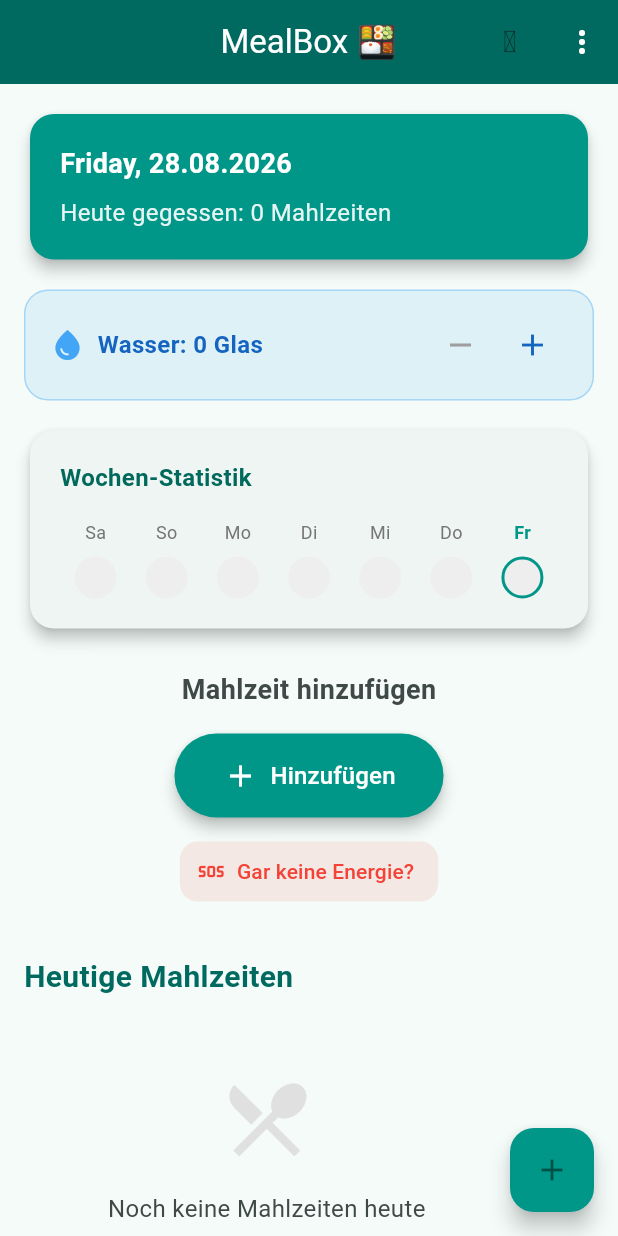
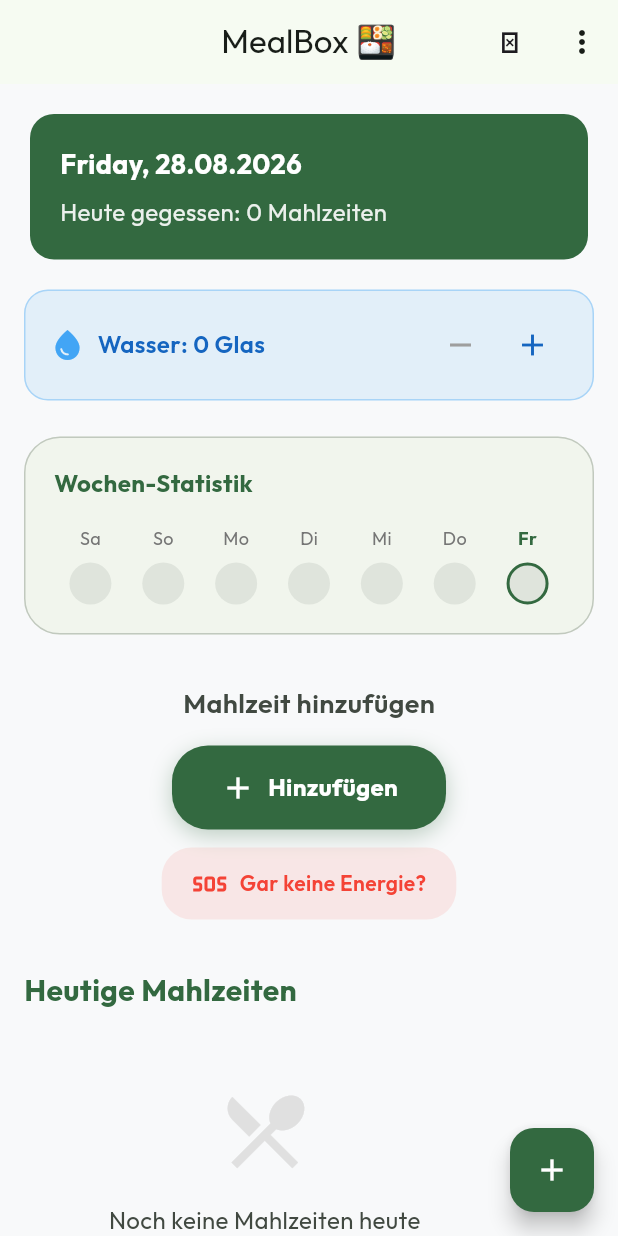
Before and after one commit to Addereum/mealBox, a Flutter app: the screen it shows after launch, on a phone screen of 412 x 824 dp. Run offline on Flutter 3.47's test engine with Material 3 defaults, Android fonts, the light colour scheme and no system bars; drawn by our look-alikes of dynamic_color; our stand-ins replace confetti, csv, file_picker, flutter_local_notifications, google_fonts, hive and 6 more; missing offline and left inert: home_widget; accounts and stored records are empty.

Commit message:
style: Apply Anti-Slop Redesign

```diff
--- a/lib/app/mealbox_app.dart
+++ b/lib/app/mealbox_app.dart
@@ -1,4 +1,5 @@
 import 'package:flutter/material.dart';
+import 'package:google_fonts/google_fonts.dart';
 import 'package:dynamic_color/dynamic_color.dart';
 import '../screens/home_screen.dart';
 import '../services/settings_service.dart';
@@ -6,7 +7,7 @@
 class MealBoxApp extends StatelessWidget {
   const MealBoxApp({Key? key}) : super(key: key);
 
-  static const Color defaultSeedColor = Colors.teal;
+  static const Color defaultSeedColor = Color(0xFF7A9E7E); // Sage Green
 
   @override
   Widget build(BuildContext context) {
@@ -33,26 +34,55 @@
               );
             }
 
+            final baseLightTextTheme = GoogleFonts.outfitTextTheme(ThemeData.light().textTheme);
+            final baseDarkTextTheme = GoogleFonts.outfitTextTheme(ThemeData.dark().textTheme);
+
             return MaterialApp(
               title: 'MealBox',
               theme: ThemeData(
                 useMaterial3: true,
                 colorScheme: lightColorScheme,
+                textTheme: baseLightTextTheme,
+                scaffoldBackgroundColor: const Color(0xFFF8F9FA), // Off-white
                 appBarTheme: AppBarTheme(
                   centerTitle: true,
-                  elevation: 2,
-                  backgroundColor: lightColorScheme.primary,
-                  foregroundColor: lightColorScheme.onPrimary,
+                  elevation: 0, // Flat design, depth through layout
+                  backgroundColor: lightColorScheme.surface,
+                  foregroundColor: lightColorScheme.onSurface,
+                ),
+                cardTheme: CardTheme(
+                  elevation: 0, // No default shadow
+                  shape: RoundedRectangleBorder(
+                    borderRadius: BorderRadius.circular(24),
+                    side: BorderSide(color: lightColorScheme.outlineVariant, width: 1),
+                  ),
+                ),
+                dialogTheme: DialogTheme(
+                  shape: RoundedRectangleBorder(borderRadius: BorderRadius.circular(28)),
                 ),
               ),
               darkTheme: ThemeData(
                 useMaterial3: true,
                 colorScheme: darkColorScheme,
+                textTheme: baseDarkTextTheme,
+                scaffoldBackgroundColor: const Color(0xFF121212), // Premium off-black
                 appBarTheme: AppBarTheme(
                   centerTitle: true,
-                  elevation: 2,
-                  backgroundColor: darkColorScheme.primary,
-                  foregroundColor: darkColorScheme.onPrimary,
+                  elevation: 0,
+                  backgroundColor: const Color(0xFF121212),
+                  foregroundColor: darkColorScheme.onSurface,
+                ),
+                cardTheme: CardTheme(
+                  elevation: 0, // Tinted shadows will be applied manually if needed
+                  color: const Color(0xFF1E1E1E),
+                  shape: RoundedRectangleBorder(
+                    borderRadius: BorderRadius.circular(24),
+                    side: const BorderSide(color: Color(0xFF2C2C2C), width: 1),
+                  ),
+                ),
+                dialogTheme: DialogTheme(
+                  backgroundColor: const Color(0xFF1E1E1E),
+                  shape: RoundedRectangleBorder(borderRadius: BorderRadius.circular(28)),
                 ),
               ),
               themeMode: settings.themeMode,
--- a/lib/screens/home_screen.dart
+++ b/lib/screens/home_screen.dart
@@ -10,6 +10,7 @@
 import '../widgets/meal_list_tile.dart';
 import '../widgets/delete_confirmation_dialog.dart';
 import '../widgets/weekly_stats_widget.dart';
+import '../widgets/bouncing_button.dart';
 import 'history_screen.dart';
 import 'settings_screen.dart';
 import 'safe_foods_screen.dart';
@@ -82,7 +83,7 @@
     ScaffoldMessenger.of(context).showSnackBar(
       SnackBar(
         content: Text('Meal added ✅'),
-        backgroundColor: Colors.teal,
+        backgroundColor: Theme.of(context).colorScheme.primary,
         behavior: SnackBarBehavior.floating,
         shape: RoundedRectangleBorder(borderRadius: BorderRadius.circular(10)),
       ),
@@ -141,7 +142,7 @@
     ScaffoldMessenger.of(context).showSnackBar(
       SnackBar(
         content: Text(message),
-        backgroundColor: Colors.teal,
+        backgroundColor: Theme.of(context).colorScheme.primary,
         behavior: SnackBarBehavior.floating,
         shape: RoundedRectangleBorder(borderRadius: BorderRadius.circular(10)),
       ),
@@ -300,8 +301,8 @@
                       children: [
                         // Header
                         Card(
-                          color: Colors.teal,
-                          elevation: 4,
+                          color: Theme.of(context).colorScheme.primary,
+                          elevation: 0,
                           shape: RoundedRectangleBorder(
                             borderRadius: BorderRadius.circular(16),
                           ),
@@ -429,40 +430,54 @@
                                 ),
                               ),
                               SizedBox(height: 16),
-                              ElevatedButton(
-                                onPressed: _showMealDialog,
-                                style: ElevatedButton.styleFrom(
-                                  backgroundColor: Colors.teal,
-                                  foregroundColor: Colors.white,
+                              BouncingButton(
+                                onTap: _showMealDialog,
+                                child: Container(
                                   padding: EdgeInsets.symmetric(horizontal: 32, vertical: 16),
-                                  shape: RoundedRectangleBorder(
-                                    borderRadius: BorderRadius.circular(50),
+                                  decoration: BoxDecoration(
+                                    color: Theme.of(context).colorScheme.primary,
+                                    borderRadius: BorderRadius.circular(24),
+                                    boxShadow: [
+                                      BoxShadow(
+                                        color: Theme.of(context).colorScheme.primary.withOpacity(0.3),
+                                        blurRadius: 12,
+                                        offset: Offset(0, 4),
                                       ),
-                                  elevation: 4,
+                                    ],
                                   ),
                                   child: Row(
                                     mainAxisSize: MainAxisSize.min,
                                     children: [
-                                    Icon(Icons.add, size: 24),
+                                      Icon(Icons.add, size: 24, color: Theme.of(context).colorScheme.onPrimary),
                                       SizedBox(width: 8),
                                       Text(
                                         'Hinzufügen',
-                                      style: TextStyle(fontSize: 16),
+                                        style: TextStyle(fontSize: 16, color: Theme.of(context).colorScheme.onPrimary, fontWeight: FontWeight.bold),
                                       ),
                                     ],
                                   ),
                                 ),
+                              ),
                               SizedBox(height: 12),
-                              TextButton.icon(
-                                onPressed: _triggerSOS,
-                                icon: Icon(Icons.sos, color: Colors.red),
-                                label: Text(
+                              BouncingButton(
+                                onTap: _triggerSOS,
+                                child: Container(
+                                  padding: EdgeInsets.symmetric(horizontal: 20, vertical: 12),
+                                  decoration: BoxDecoration(
+                                    color: Colors.red.withOpacity(0.1),
+                                    borderRadius: BorderRadius.circular(20),
+                                  ),
+                                  child: Row(
+                                    mainAxisSize: MainAxisSize.min,
+                                    children: [
+                                      Icon(Icons.sos, color: Colors.red),
+                                      SizedBox(width: 8),
+                                      Text(
                                         'Gar keine Energie?',
-                                  style: TextStyle(color: Colors.red),
+                                        style: TextStyle(color: Colors.red, fontWeight: FontWeight.w600),
                                       ),
-                                style: TextButton.styleFrom(
-                                  backgroundColor: Colors.red.withOpacity(0.1),
-                                  shape: RoundedRectangleBorder(borderRadius: BorderRadius.circular(12)),
+                                    ],
+                                  ),
                                 ),
                               ),
                             ],
@@ -544,8 +559,8 @@
           ),
           floatingActionButton: FloatingActionButton(
                 onPressed: _showMealDialog,
-                backgroundColor: Colors.teal,
-                child: Icon(_simpleMode ? Icons.check : Icons.add),
+                backgroundColor: Theme.of(context).colorScheme.primary,
+                child: Icon(_simpleMode ? Icons.check : Icons.add, color: Theme.of(context).colorScheme.onPrimary),
               ),
             );
           },
--- /dev/null
+++ b/lib/widgets/bouncing_button.dart
@@ -0,0 +1,73 @@
+import 'package:flutter/material.dart';
+
+class BouncingButton extends StatefulWidget {
+  final Widget child;
+  final VoidCallback onTap;
+  final double scaleFactor;
+  final Duration duration;
+
+  const BouncingButton({
+    Key? key,
+    required this.child,
+    required this.onTap,
+    this.scaleFactor = 0.96,
+    this.duration = const Duration(milliseconds: 150),
+  }) : super(key: key);
+
+  @override
+  _BouncingButtonState createState() => _BouncingButtonState();
+}
+
+class _BouncingButtonState extends State<BouncingButton> with SingleTickerProviderStateMixin {
+  late AnimationController _controller;
+  late Animation<double> _scaleAnimation;
+
+  @override
+  void initState() {
+    super.initState();
+    _controller = AnimationController(
+      vsync: this,
+      duration: widget.duration,
+    );
+    _scaleAnimation = Tween<double>(begin: 1.0, end: widget.scaleFactor).animate(
+      CurvedAnimation(parent: _controller, curve: Curves.easeInOut),
+    );
+  }
+
+  @override
+  void dispose() {
+    _controller.dispose();
+    super.dispose();
+  }
+
+  void _onTapDown(TapDownDetails details) {
+    _controller.forward();
+  }
+
+  void _onTapUp(TapUpDetails details) {
+    _controller.reverse();
+    widget.onTap();
+  }
+
+  void _onTapCancel() {
+    _controller.reverse();
+  }
+
+  @override
+  Widget build(BuildContext context) {
+    return GestureDetector(
+      onTapDown: _onTapDown,
+      onTapUp: _onTapUp,
+      onTapCancel: _onTapCancel,
+      behavior: HitTestBehavior.opaque,
+      child: AnimatedBuilder(
+        animation: _scaleAnimation,
+        builder: (context, child) => Transform.scale(
+          scale: _scaleAnimation.value,
+          child: child,
+        ),
+        child: widget.child,
+      ),
+    );
+  }
+}
--- a/lib/widgets/meal_list_tile.dart
+++ b/lib/widgets/meal_list_tile.dart
@@ -17,8 +17,7 @@
   @override
   Widget build(BuildContext context) {
     return Card(
-      margin: EdgeInsets.symmetric(horizontal: 15, vertical: 5),
-      elevation: 1,
+      margin: EdgeInsets.symmetric(horizontal: 15, vertical: 6),
       child: ListTile(
         leading: meal.imagePath != null
             ? GestureDetector(
--- a/lib/widgets/weekly_stats_widget.dart
+++ b/lib/widgets/weekly_stats_widget.dart
@@ -49,8 +49,7 @@
         }
 
         return Card(
-          elevation: 4,
-          shape: RoundedRectangleBorder(borderRadius: BorderRadius.circular(16)),
+          margin: EdgeInsets.symmetric(vertical: 8),
           child: Padding(
             padding: const EdgeInsets.all(20.0),
             child: Column(
@@ -64,7 +63,7 @@
                       style: TextStyle(
                         fontSize: 16,
                         fontWeight: FontWeight.bold,
-                        color: Colors.teal[800],
+                        color: Theme.of(context).colorScheme.primary,
                       ),
                     ),
                     if (currentStreak > 1)
@@ -105,7 +104,7 @@
                           DateFormat('E', 'de_DE').format(date).substring(0, 2),
                           style: TextStyle(
                             fontSize: 12,
-                            color: isToday ? Colors.teal : Colors.grey[600],
+                            color: isToday ? Theme.of(context).colorScheme.primary : Colors.grey[600],
                             fontWeight: isToday ? FontWeight.bold : FontWeight.normal,
                           ),
                         ),
@@ -115,9 +114,9 @@
                           height: 28,
                           decoration: BoxDecoration(
                             shape: BoxShape.circle,
-                            color: hasMeals ? Colors.teal : Colors.grey[200],
+                            color: hasMeals ? Theme.of(context).colorScheme.primary : Theme.of(context).colorScheme.surfaceContainerHighest,
                             border: isToday && !hasMeals
-                                ? Border.all(color: Colors.teal, width: 2)
+                                ? Border.all(color: Theme.of(context).colorScheme.primary, width: 2)
                                 : null,
                           ),
                           child: hasMeals
--- a/pubspec.yaml
+++ b/pubspec.yaml
@@ -53,6 +53,7 @@
   # UX / UI
   confetti: ^0.7.0
   dynamic_color: 1.7.0
+  google_fonts: ^6.2.1
 
   # Info & Links
   url_launcher: ^6.3.0
```
Also changed, not shown: pubspec.lock. Lines whose indentation alone changed are shown as unchanged.
